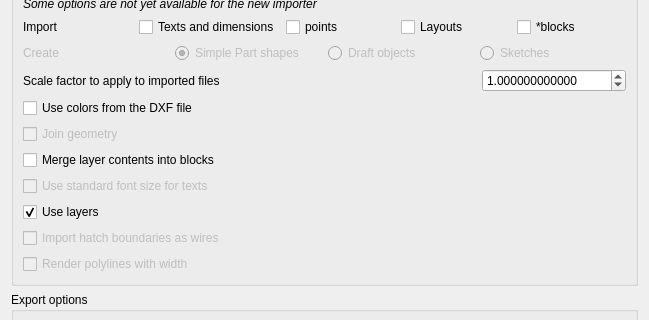
The window that src/Mod/Draft/Resources/ui/preferences-dxf.ui (snorkel-marlin-repos/FreeCAD_FreeCAD_pr_21944_568da482-e9db-48e2-b9bf-4e5c63965329) describes before a commit, drawn with Qt 5; both pictures show x 0 to 649 and y 237 to 557 of the 649 by 800 pixel window.
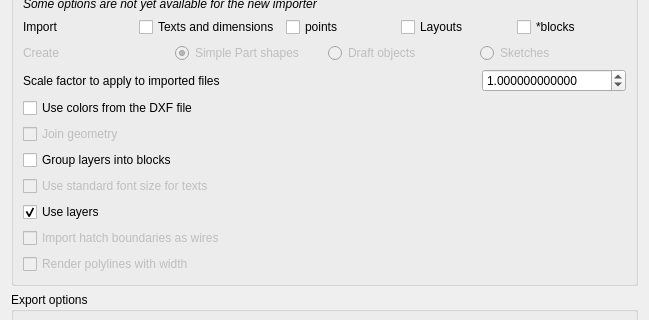
The same window after the commit. Custom widgets are drawn as their Qt base class.

```diff
--- a/src/Mod/Draft/Resources/ui/preferences-dxf.ui
+++ b/src/Mod/Draft/Resources/ui/preferences-dxf.ui
@@ -398,7 +398,7 @@
 turning the display faster, but making them less easily editable.</string>
           </property>
           <property name="text">
-           <string>Merge layer contents into blocks</string>
+           <string>Group layers into blocks</string>
           </property>
           <property name="prefEntry" stdset="0">
            <cstring>groupLayers</cstring>
```
Left out of the diff: 2 changed lines with no effect on the pictures.
